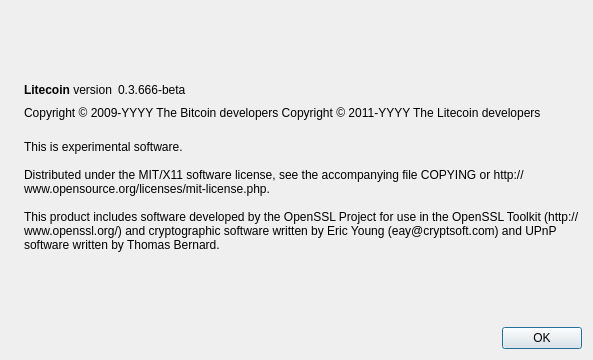
Qt form src/src/qt/forms/aboutdialog.ui (omnicoin/omnicoin) before a commit.
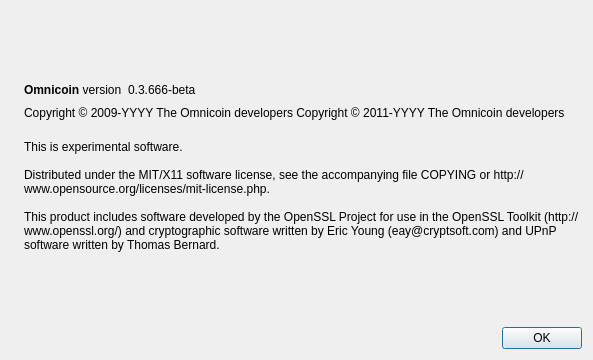
The same form after that commit. Icons and pictures are not drawn.

Commit message: initial changes to litecoin source

The edit to the form file:
```diff
--- a/src/src/qt/forms/aboutdialog.ui
+++ b/src/src/qt/forms/aboutdialog.ui
@@ -50,7 +50,7 @@
           <cursorShape>IBeamCursor</cursorShape>
          </property>
          <property name="text">
-          <string>&lt;b&gt;Litecoin&lt;/b&gt; version</string>
+          <string>&lt;b&gt;Omnicoin&lt;/b&gt; version</string>
          </property>
          <property name="textInteractionFlags">
           <set>Qt::LinksAccessibleByMouse|Qt::TextSelectableByKeyboard|Qt::TextSelectableByMouse</set>
@@ -91,8 +91,8 @@
         <cursorShape>IBeamCursor</cursorShape>
        </property>
        <property name="text">
-        <string notr="true">Copyright &amp;copy; 2009-YYYY The Bitcoin developers
-Copyright &amp;copy; 2011-YYYY The Litecoin developers</string>
+        <string notr="true">Copyright &amp;copy; 2009-YYYY The Omnicoin developers
+Copyright &amp;copy; 2011-YYYY The Omnicoin developers</string>
        </property>
        <property name="textFormat">
         <enum>Qt::RichText</enum>
```
Left out of the diff: 2 changed lines with no effect on the pictures. The commit also changes 506 other files.
